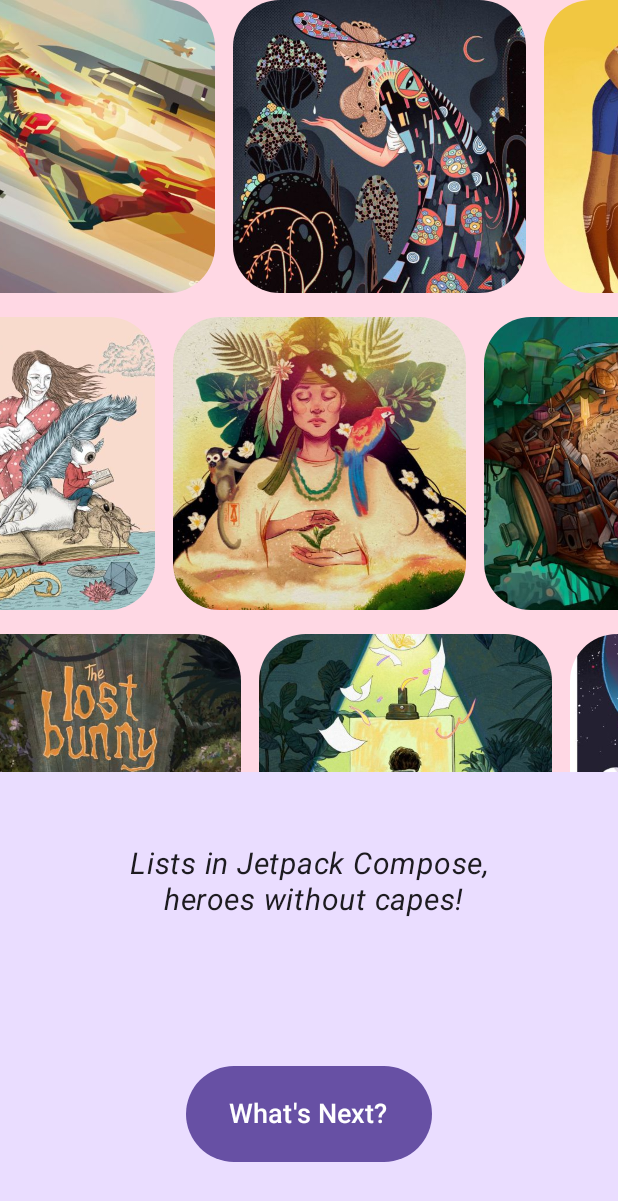
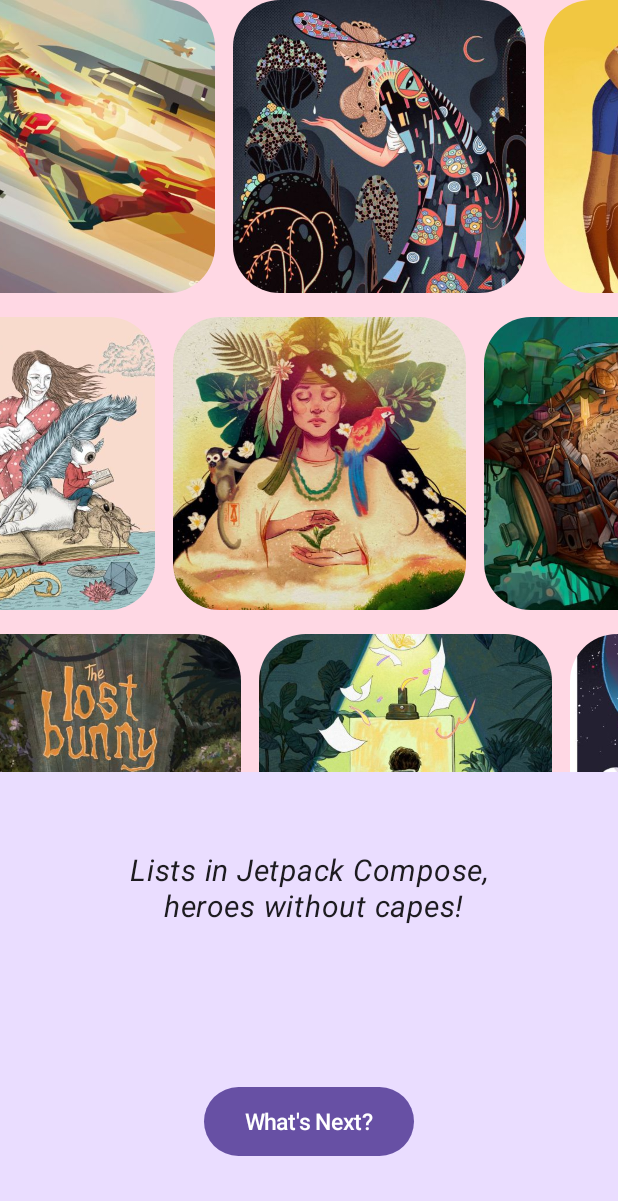
Before and after one commit to yasinhajilou/Compozist, an Android app built with Jetpack Compose: the screen it shows after launch (MainActivity), on a phone screen of 412 x 824 dp. Shown: the top 1201 px of the screen. Run offline under Robolectric (Android 15) with nearby library versions, the phone set to English and light mode, and no system bars.

Commit message:
modified: next btn size

```diff
--- a/app/src/main/java/com/example/lazylistsample/ui/welcome/WelcomeScreen.kt
+++ b/app/src/main/java/com/example/lazylistsample/ui/welcome/WelcomeScreen.kt
@@ -31,6 +31,7 @@ import androidx.compose.runtime.mutableStateOf
 import androidx.compose.runtime.saveable.rememberSaveable
 import androidx.compose.runtime.setValue
 import androidx.compose.ui.Alignment
+import androidx.compose.ui.Alignment.Companion.CenterVertically
 import androidx.compose.ui.Modifier
 import androidx.compose.ui.res.stringResource
 import androidx.compose.ui.text.font.FontStyle
@@ -123,7 +124,7 @@ fun NextButton(onButtonClicked: () -> Unit) {
         mutableStateOf(false)
     }
     val widthDp by animateDpAsState(
-        targetValue = if (showLoading) 82.dp else 164.dp,
+        targetValue = if (showLoading) 82.dp else 140.dp,
         animationSpec = tween(),
         label = "width_anim",
     )
@@ -134,15 +135,18 @@ fun NextButton(onButtonClicked: () -> Unit) {
         },
         modifier =
         Modifier
-            .height(64.dp)
+            .height(46.dp)
             .width(widthDp),
     ) {
         if (showLoading) {
-            CircularProgressIndicator(color = MaterialTheme.colorScheme.onPrimary)
+            CircularProgressIndicator(
+                color = MaterialTheme.colorScheme.onPrimary,
+                modifier = Modifier.align(CenterVertically),
+            )
         } else {
             Text(
                 text = stringResource(R.string.welcome_btn_content),
-                fontSize = 18.sp,
+                fontSize = 15.sp,
             )
         }
     }
```
